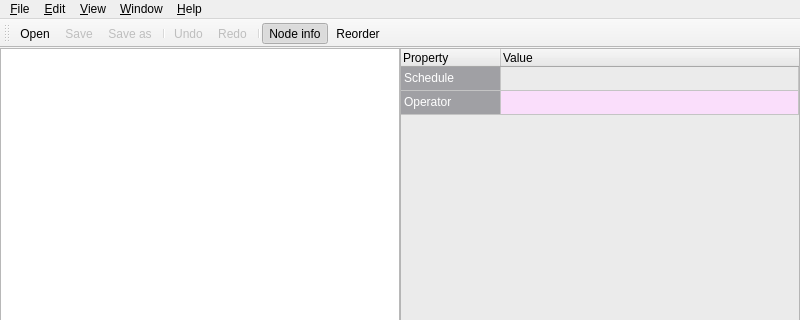
Before: the Qt Designer form b_asic/scheduler_gui/main_window.ui in b-asic-eda/b-asic, drawn with Qt 5; both pictures show x 0 to 800 and y 0 to 320 of the 800 by 600 pixel window.
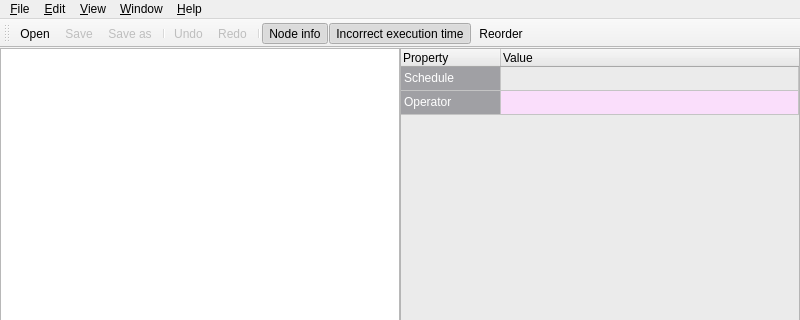
After: the same form once the commit is applied. Icons and pictures are not drawn.

```diff
--- a/b_asic/scheduler_gui/main_window.ui
+++ b/b_asic/scheduler_gui/main_window.ui
@@ -287,6 +287,7 @@
    <addaction name="actionRedo"/>
    <addaction name="separator"/>
    <addaction name="menu_node_info"/>
+   <addaction name="action_incorrect_execution_time"/>
    <addaction name="actionReorder"/>
   </widget>
   <action name="menu_load_from_file">
@@ -501,6 +502,23 @@
     <string>Show/hide toolbar</string>
    </property>
   </action>
+  <action name="action_incorrect_execution_time">
+   <property name="checkable">
+    <bool>true</bool>
+   </property>
+   <property name="checked">
+    <bool>true</bool>
+   </property>
+   <property name="text">
+    <string>&amp;Incorrect execution time</string>
+   </property>
+   <property name="toolTip">
+    <string>Highlight processes with execution time longer than schedule time</string>
+   </property>
+   <property name="iconVisibleInMenu">
+    <bool>false</bool>
+   </property>
+  </action>
   <action name="menu_open">
    <property name="text">
     <string>&amp;Open...</string>
```
Left out of the diff: 3 changed lines with no effect on the pictures.
